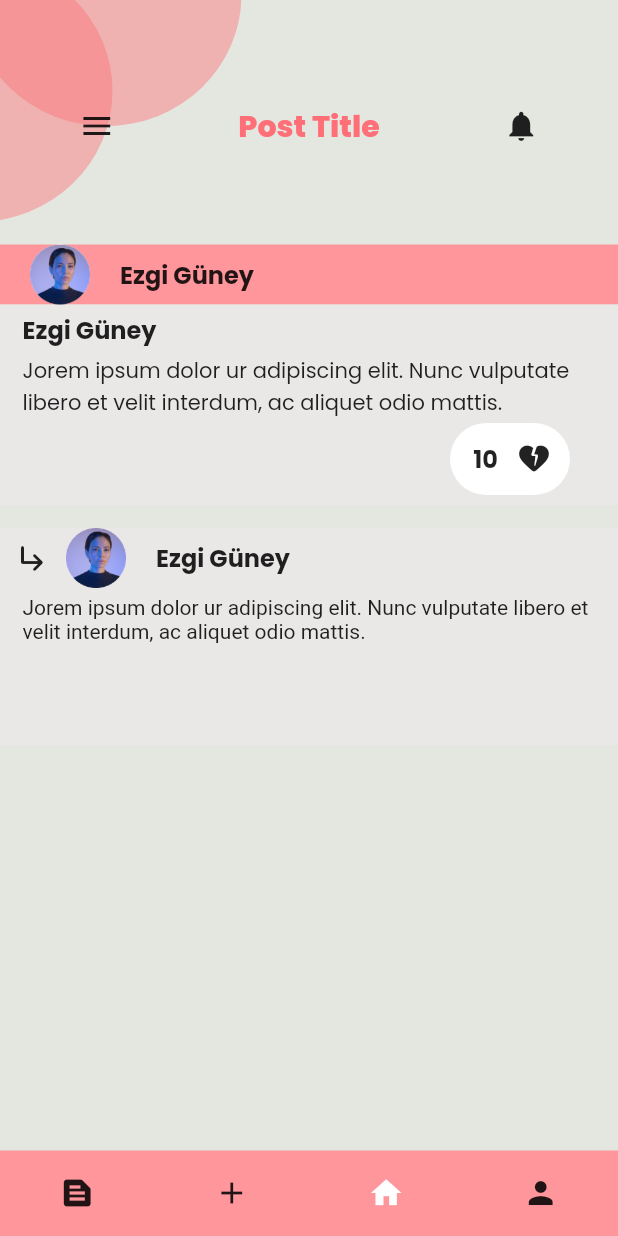
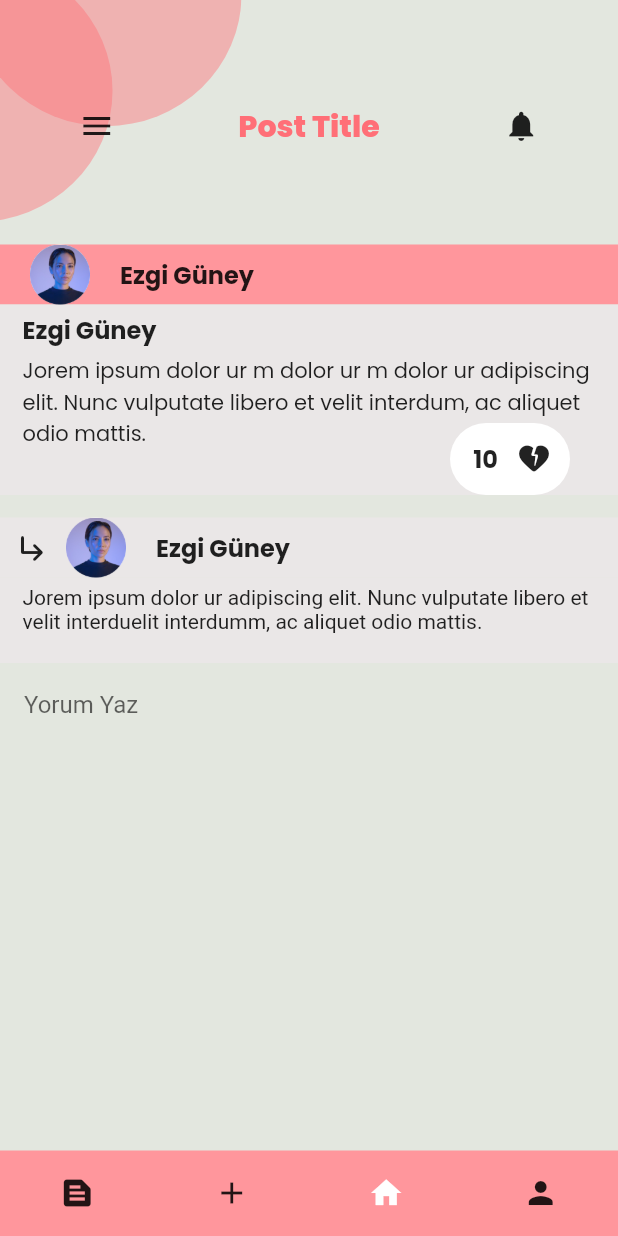
Before and after one commit to Emirhanerbil/depremizleri, a Flutter app: the PostPage screen opened directly, on a phone screen of 412 x 824 dp. Run offline on Flutter 3.47's test engine with Material 2 defaults, Android fonts, the light colour scheme and no system bars; our stand-ins replace flutter_svg, google_fonts; Roboto replaces fonts that are missing (RobotoMono).

Commit message:
drawer-fixed

```diff
--- a/lib/landing.dart
+++ b/lib/landing.dart
@@ -66,7 +66,9 @@ class landing extends StatelessWidget {
                     color: Color(0xffFF6F77)),
                 margin: EdgeInsets.only(top: 44),
                 child: TextButton(
-                  onPressed: () {},
+                  onPressed: () {
+                    Navigator.pushNamed(context, "/home");
+                  },
                   child: Text(
                     "Başlayın",
                     style: TextStyle(
--- /dev/null
+++ b/lib/models/User.dart
@@ -0,0 +1,11 @@
+class User {
+  final String id;
+  final String name;
+  final String surname;
+  final String title;
+  final String content;
+  final String comment;
+
+  User(
+      this.id, this.name, this.surname, this.title, this.content, this.comment);
+}
--- a/lib/postPage.dart
+++ b/lib/postPage.dart
@@ -1,3 +1,4 @@
+import 'package:depremizleri/models/User.dart';
 import 'package:flutter/material.dart';
 import 'package:flutter_svg/flutter_svg.dart';
 import 'package:google_fonts/google_fonts.dart';
@@ -30,15 +31,25 @@ class _PostPageState extends State<PostPage> {
           child:
               Column(crossAxisAlignment: CrossAxisAlignment.start, children: [
             SizedBox(height: 60),
-            ListTile(
+            GestureDetector(
+              onTap: () {
+                Navigator.pushNamed(context, "/profile");
+              },
+              child: ListTile(
                   leading: CircleAvatar(
                       child: Image.asset("assets/images/profile.png")),
                   title: Text("Ezgi Güney")),
-            ListTile(
+            ),
+            GestureDetector(
+              onTap: () {
+                Navigator.pushNamed(context, "/text");
+              },
+              child: ListTile(
                   leading: IconButton(
                       onPressed: () {},
                       icon: Icon(Icons.text_snippet, color: Colors.black)),
                   title: Text("Yazılarım")),
+            ),
             ListTile(
                 leading: IconButton(
                     onPressed: () {},
@@ -123,12 +134,12 @@ class _PostPageState extends State<PostPage> {
                       Stack(
                         children: [
                           Container(
-                            height: 100,
                             margin:
                                 EdgeInsets.only(right: 15, left: 15, top: 5),
                             child: Text(
-                                "Jorem ipsum dolor ur adipiscing elit. Nunc vulputate libero et velit interdum, ac aliquet odio mattis.",
-                                style: GoogleFonts.poppins()),
+                                "Jorem ipsum dolor ur m dolor ur m dolor ur adipiscing elit. Nunc vulputate libero et velit interdum, ac aliquet odio mattis.",
+                                style: GoogleFonts.poppins(
+                                    fontWeight: FontWeight.normal)),
                           ),
                           Column(
                             mainAxisAlignment: MainAxisAlignment.end,
@@ -179,10 +190,11 @@ class _PostPageState extends State<PostPage> {
                     Container(
                       color: Color(0xffEAE7E7),
                       child: Container(
-                        height: 100,
+                        color: Color(0xffEAE7E7),
+                        padding: EdgeInsets.only(bottom: 20),
                         margin: EdgeInsets.only(right: 15, left: 15, top: 5),
                         child: Text(
-                          "Jorem ipsum dolor ur adipiscing elit. Nunc vulputate libero et velit interdum, ac aliquet odio mattis.",
+                          "Jorem ipsum dolor ur adipiscing elit. Nunc vulputate libero et velit interduelit interdumm, ac aliquet odio mattis.",
                           style: TextStyle(
                               fontFamily: "RobotoMono",
                               fontWeight: FontWeight.w400),
@@ -190,10 +202,25 @@ class _PostPageState extends State<PostPage> {
                       ),
                     ),
                   ],
+                ),
+              ],
+            ),
+            Container(
+              alignment: Alignment.bottomLeft,
+              child: ListTile(
+                title: TextField(
+                  decoration: InputDecoration(
+                      hintText: "Yorum Yaz", border: InputBorder.none),
+                  onSubmitted: (value) {
+                    var post = new User(
+                        "1", "Emirhan", "Erbil", "Başlık", "İçerik", value);
+
+                    print(post.comment);
+                  },
+                ),
+              ),
             )
-              ],
-            )
-          ])
+          ]),
         ]));
   }
 
```
Also changed, not shown: lib/main.dart (+8 -1 lines), lib/myTextPage.dart (+12 -2 lines), lib/newPostPage.dart (+19 -9 lines), lib/profile.dart (+13 -2 lines). Lines whose indentation alone changed are shown as unchanged.
